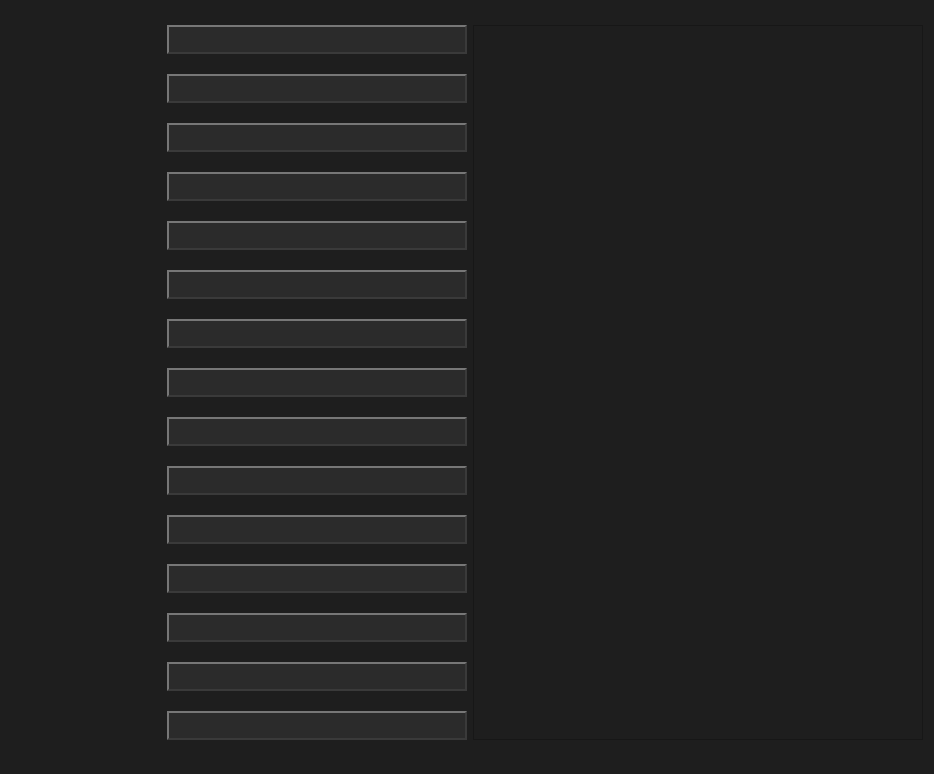
The window that ui/pestaña_plantilla.ui (Musthia/base-deposito) describes before a commit, drawn with Qt 5.
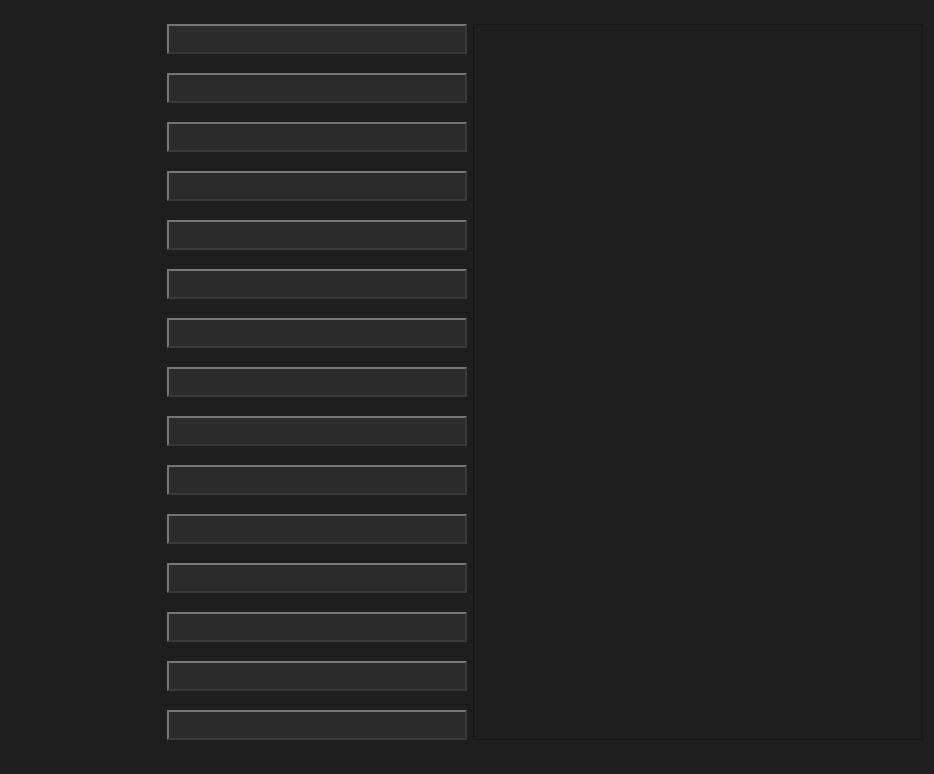
The same window after the commit.

The edit to the form file:
```diff
--- a/ui/pestaña_plantilla.ui
+++ b/ui/pestaña_plantilla.ui
@@ -172,7 +172,7 @@
      </property>
      <property name="font">
       <font>
-       <family>Tahoma</family>
+       <family>Segoe UI</family>
        <pointsize>10</pointsize>
        <bold>false</bold>
        <kerning>true</kerning>
@@ -363,7 +363,7 @@
      </property>
      <property name="font">
       <font>
-       <family>Tahoma</family>
+       <family>Segoe UI</family>
        <pointsize>10</pointsize>
        <bold>false</bold>
        <kerning>true</kerning>
@@ -614,7 +614,7 @@
   
     padding: 4px 10px;
     color:  #e0e0e0;
-    font-size: 13px;
+    font-size: 14px;
 /* relieve simulado */
     border-top-color: #777777;
     border-left-color: #777777;
@@ -784,7 +784,7 @@
      </property>
      <property name="font">
       <font>
-       <family>Tahoma</family>
+       <family>Segoe UI</family>
        <pointsize>10</pointsize>
        <bold>false</bold>
        <kerning>true</kerning>
@@ -1035,7 +1035,7 @@
   
     padding: 4px 10px;
     color:  #e0e0e0;
-    font-size: 13px;
+    font-size: 14px;
 /* relieve simulado */
     border-top-color: #777777;
     border-left-color: #777777;
@@ -1277,7 +1277,7 @@
   
     padding: 4px 10px;
     color:  #e0e0e0;
-    font-size: 13px;
+    font-size: 14px;
 /* relieve simulado */
     border-top-color: #777777;
     border-left-color: #777777;
@@ -1447,7 +1447,7 @@
      </property>
      <property name="font">
       <font>
-       <family>Tahoma</family>
+       <family>Segoe UI</family>
        <pointsize>10</pointsize>
        <bold>false</bold>
        <kerning>true</kerning>
@@ -1626,7 +1626,7 @@
      </property>
      <property name="font">
       <font>
-       <family>Tahoma</family>
+       <family>Segoe UI</family>
        <pointsize>10</pointsize>
        <bold>false</bold>
        <kerning>true</kerning>
@@ -1870,7 +1870,7 @@
   
     padding: 4px 10px;
     color:  #e0e0e0;
-    font-size: 13px;
+    font-size: 14px;
 /* relieve simulado */
     border-top-color: #777777;
     border-left-color: #777777;
@@ -2040,7 +2040,7 @@
      </property>
      <property name="font">
       <font>
-       <family>Tahoma</family>
+       <family>Segoe UI</family>
        <pointsize>10</pointsize>
        <bold>false</bold>
        <kerning>true</kerning>
@@ -2291,7 +2291,7 @@
   
     padding: 4px 10px;
     color:  #e0e0e0;
-    font-size: 13px;
+    font-size: 14px;
 /* relieve simulado */
     border-top-color: #777777;
     border-left-color: #777777;
@@ -2461,7 +2461,7 @@
      </property>
      <property name="font">
       <font>
-       <family>Tahoma</family>
+       <family>Segoe UI</family>
        <pointsize>10</pointsize>
        <bold>false</bold>
        <kerning>true</kerning>
@@ -2640,7 +2640,7 @@
      </property>
      <property name="font">
       <font>
-       <family>Tahoma</family>
+       <family>Segoe UI</family>
        <pointsize>10</pointsize>
        <bold>false</bold>
        <kerning>true</kerning>
@@ -2819,7 +2819,7 @@
      </property>
      <property name="font">
       <font>
-       <family>Tahoma</family>
+       <family>Segoe UI</family>
        <pointsize>10</pointsize>
        <bold>false</bold>
        <kerning>true</kerning>
@@ -2998,7 +2998,7 @@
      </property>
      <property name="font">
       <font>
-       <family>Tahoma</family>
+       <family>Segoe UI</family>
        <pointsize>10</pointsize>
        <bold>false</bold>
        <kerning>true</kerning>
@@ -3249,7 +3249,7 @@
   
     padding: 4px 10px;
     color:  #e0e0e0;
-    font-size: 13px;
+    font-size: 14px;
 /* relieve simulado */
     border-top-color: #777777;
     border-left-color: #777777;
@@ -3484,7 +3484,7 @@
   
     padding: 4px 10px;
     color:  #e0e0e0;
-    font-size: 13px;
+    font-size: 14px;
 /* relieve simulado */
     border-top-color: #777777;
     border-left-color: #777777;
@@ -3719,7 +3719,7 @@
   
     padding: 4px 10px;
     color:  #e0e0e0;
-    font-size: 13px;
+    font-size: 14px;
 /* relieve simulado */
     border-top-color: #777777;
     border-left-color: #777777;
@@ -3961,7 +3961,7 @@
   
     padding: 4px 10px;
     color:  #e0e0e0;
-    font-size: 13px;
+    font-size: 14px;
 /* relieve simulado */
     border-top-color: #777777;
     border-left-color: #777777;
@@ -4196,7 +4196,7 @@
   
     padding: 4px 10px;
     color:  #e0e0e0;
-    font-size: 13px;
+    font-size: 14px;
 /* relieve simulado */
     border-top-color: #777777;
     border-left-color: #777777;
@@ -4372,7 +4372,7 @@
      </property>
      <property name="font">
       <font>
-       <family>Tahoma</family>
+       <family>Segoe UI</family>
        <pointsize>10</pointsize>
        <bold>false</bold>
        <kerning>true</kerning>
@@ -4623,7 +4623,7 @@
   
     padding: 4px 10px;
     color:  #e0e0e0;
-    font-size: 13px;
+    font-size: 14px;
 /* relieve simulado */
     border-top-color: #777777;
     border-left-color: #777777;
@@ -4858,7 +4858,7 @@
   
     padding: 4px 10px;
     color:  #e0e0e0;
-    font-size: 13px;
+    font-size: 14px;
 /* relieve simulado */
     border-top-color: #777777;
     border-left-color: #777777;
@@ -5100,7 +5100,7 @@
   
     padding: 4px 10px;
     color:  #e0e0e0;
-    font-size: 13px;
+    font-size: 14px;
 /* relieve simulado */
     border-top-color: #777777;
     border-left-color: #777777;
@@ -5342,7 +5342,7 @@
   
     padding: 4px 10px;
     color:  #e0e0e0;
-    font-size: 13px;
+    font-size: 14px;
 /* relieve simulado */
     border-top-color: #777777;
     border-left-color: #777777;
@@ -5512,7 +5512,7 @@
      </property>
      <property name="font">
       <font>
-       <family>Tahoma</family>
+       <family>Segoe UI</family>
        <pointsize>10</pointsize>
        <bold>false</bold>
        <kerning>true</kerning>
@@ -5691,7 +5691,7 @@
      </property>
      <property name="font">
       <font>
-       <family>Tahoma</family>
+       <family>Segoe UI</family>
        <pointsize>10</pointsize>
        <bold>false</bold>
        <kerning>true</kerning>
@@ -5870,7 +5870,7 @@
      </property>
      <property name="font">
       <font>
-       <family>Tahoma</family>
+       <family>Segoe UI</family>
        <pointsize>10</pointsize>
        <bold>false</bold>
        <kerning>true</kerning>
@@ -6114,7 +6114,7 @@
   
     padding: 4px 10px;
     color:  #e0e0e0;
-    font-size: 13px;
+    font-size: 14px;
 /* relieve simulado */
     border-top-color: #777777;
     border-left-color: #777777;
@@ -6290,7 +6290,7 @@
      </property>
      <property name="font">
       <font>
-       <family>Tahoma</family>
+       <family>Segoe UI</family>
        <pointsize>10</pointsize>
        <bold>false</bold>
        <kerning>true</kerning>
```
Left out of the diff: 31 changed lines with no effect on the pictures.
